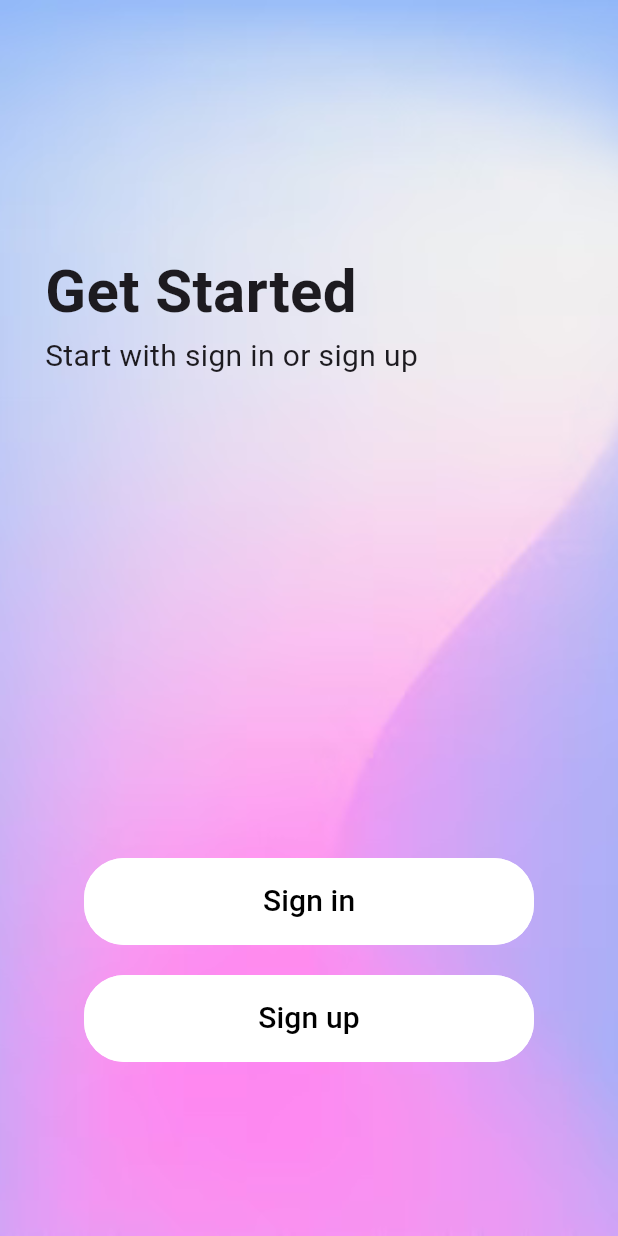
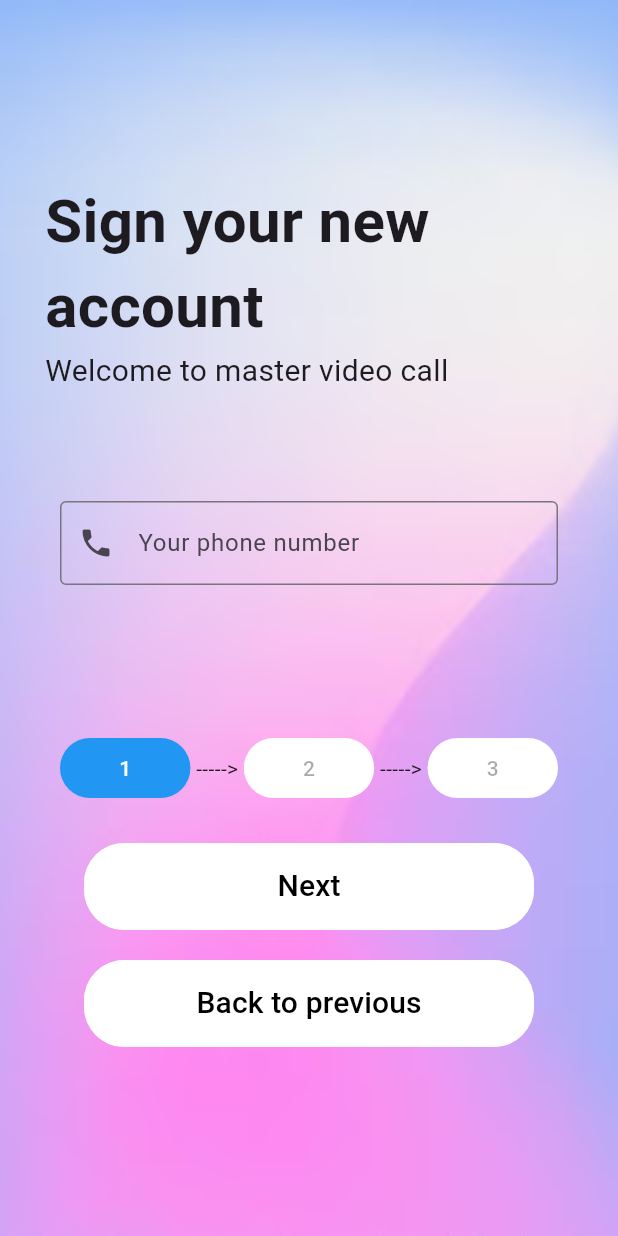
Before and after one commit to DpiDong2022/VideoCallApp, a Flutter app: the screen it shows after launch, after a tap on "Sign up", on a phone screen of 412 x 824 dp. Run offline on Flutter 3.47's test engine with Material 3 defaults, Android fonts, the phone set to English and light mode, and no system bars.

Commit message:
update sign up page

```diff
--- a/videocall/lib/pages/first_page.dart
+++ b/videocall/lib/pages/first_page.dart
@@ -1,7 +1,6 @@
 import 'package:flutter/material.dart';
-import 'package:provider/provider.dart';
-import '../data/data_center.dart';
 import './signin_page.dart';
+import './signup_page.dart';
 
 class FirstPage extends StatefulWidget {
   @override
@@ -78,7 +77,12 @@ class _FirstPageState extends State<FirstPage> {
                       ),
                       Padding(padding: EdgeInsets.symmetric(vertical: 10)),
                       TextButton(
-                        onPressed: () {},
+                        onPressed: () {
+                          Navigator.push(
+                              context,
+                              MaterialPageRoute(
+                                  builder: (context) => SignUpPage()));
+                        },
                         child: Text(
                           'Sign up',
                           style: TextStyle(fontSize: 20, color: Colors.black),
--- a/videocall/lib/pages/signup_page.dart
+++ b/videocall/lib/pages/signup_page.dart
@@ -0,0 +1,170 @@
+import 'package:flutter/material.dart';
+import 'package:flutter/widgets.dart';
+
+class SignUpPage extends StatefulWidget {
+  const SignUpPage({super.key});
+
+  @override
+  // ignore: library_private_types_in_public_api
+  _SignUpPageState createState() => _SignUpPageState();
+}
+
+class _SignUpPageState extends State<SignUpPage> {
+  ButtonStyle customButtonStyle() {
+    return ButtonStyle(
+        backgroundColor: MaterialStateProperty.all(Colors.white),
+        fixedSize: MaterialStateProperty.all(const Size(300, 58)),
+        shape: MaterialStateProperty.all<RoundedRectangleBorder>(
+            RoundedRectangleBorder(
+                borderRadius: BorderRadius.circular(27),
+                side: const BorderSide(color: Colors.white))));
+  }
+
+  @override
+  Widget build(BuildContext context) {
+    return Container(
+      decoration: const BoxDecoration(
+          image: DecorationImage(
+              image: AssetImage('assets/images/bg-begin.png'),
+              fit: BoxFit.cover)),
+      padding: const EdgeInsets.all(0),
+      child: Scaffold(
+        resizeToAvoidBottomInset: false,
+        backgroundColor: Colors.transparent,
+        body: Column(
+          mainAxisSize: MainAxisSize.max,
+          children: [
+            Expanded(
+              child: Container(
+                padding: const EdgeInsets.symmetric(horizontal: 30),
+                width: 1000,
+                child: const Column(
+                  crossAxisAlignment: CrossAxisAlignment.start,
+                  mainAxisAlignment: MainAxisAlignment.end,
+                  children: [
+                    Text(
+                      'Sign your new account',
+                      textAlign: TextAlign.start,
+                      style:
+                          TextStyle(fontSize: 40, fontWeight: FontWeight.bold),
+                    ),
+                    Text('Welcome to master video call',
+                        textAlign: TextAlign.start,
+                        style: TextStyle(
+                            fontSize: 20, fontWeight: FontWeight.w400)),
+                  ],
+                ),
+              ),
+            ),
+            Container(
+              width: 1000,
+              height: 200,
+              color: Colors.transparent,
+              padding: const EdgeInsets.symmetric(horizontal: 40),
+              child: Column(
+                mainAxisAlignment: MainAxisAlignment.center,
+                children: [
+                  TextFormField(
+                    keyboardType: TextInputType.number,
+                    decoration: const InputDecoration(
+                        border: OutlineInputBorder(),
+                        hintText: 'Your phone number',
+                        prefixIcon: Icon(Icons.phone)),
+                  ),
+                  // const Padding(padding: EdgeInsets.symmetric(vertical: 10)),
+                  // TextFormField(
+                  //     obscureText: _isHidePassword,
+                  //     decoration: InputDecoration(
+                  //         border: const OutlineInputBorder(),
+                  //         hintText: 'Password',
+                  //         prefixIcon: const Icon(Icons.vpn_key),
+                  //         suffixIcon: IconButton(
+                  //             onPressed: () {
+                  //               setState(() {
+                  //                 _isHidePassword = !_isHidePassword;
+                  //               });
+                  //             },
+                  //             icon: Icon(_isHidePassword
+                  //                 ? Icons.visibility_off
+                  //                 : Icons.remove_red_eye)))
+                  //   ),
+                ],
+              ),
+            ),
+            Container(
+              padding: EdgeInsets.symmetric(horizontal: 40),
+              height: 100,
+              child: const Row(
+                children: [
+                  Expanded(
+                      child: TextButton(
+                    style: ButtonStyle(
+                      backgroundColor: MaterialStatePropertyAll(Colors.blue),
+                      fixedSize: MaterialStatePropertyAll(Size(20, 20)),
+                    ),
+                    onPressed: null,
+                    child: Text(
+                      '1',
+                      style: TextStyle(color: Colors.white),
+                    ),
+                  )),
+                  Text(' -----> '),
+                  Expanded(
+                      child: TextButton(
+                    style: ButtonStyle(
+                      backgroundColor: MaterialStatePropertyAll(Colors.white),
+                      fixedSize: MaterialStatePropertyAll(Size(20, 20)),
+                    ),
+                    onPressed: null,
+                    child: Text('2'),
+                  )),
+                  Text(' -----> '),
+                  Expanded(
+                      child: TextButton(
+                    style: ButtonStyle(
+                      backgroundColor: MaterialStatePropertyAll(Colors.white),
+                      fixedSize: MaterialStatePropertyAll(Size(20, 20)),
+                    ),
+                    onPressed: null,
+                    child: Text('3'),
+                  )),
+                ],
+              ),
+            ),
+            Expanded(
+              child: SingleChildScrollView(
+                child: Container(
+                  color: Colors.transparent,
+                  child: Column(
+                    children: [
+                      TextButton(
+                        onPressed: () {},
+                        style: customButtonStyle(),
+                        child: const Text(
+                          'Next',
+                          style: TextStyle(fontSize: 20, color: Colors.black),
+                        ),
+                      ),
+                      const Padding(
+                          padding: EdgeInsets.symmetric(vertical: 10)),
+                      TextButton(
+                        onPressed: () {
+                          Navigator.pop(context);
+                        },
+                        style: customButtonStyle(),
+                        child: const Text(
+                          'Back to previous',
+                          style: TextStyle(fontSize: 20, color: Colors.black),
+                        ),
+                      )
+                    ],
+                  ),
+                ),
+              ),
+            ),
+          ],
+        ),
+      ),
+    );
+  }
+}
```
Also changed, not shown: videocall/lib/pages/signin_page.dart (+27 -26 lines).
